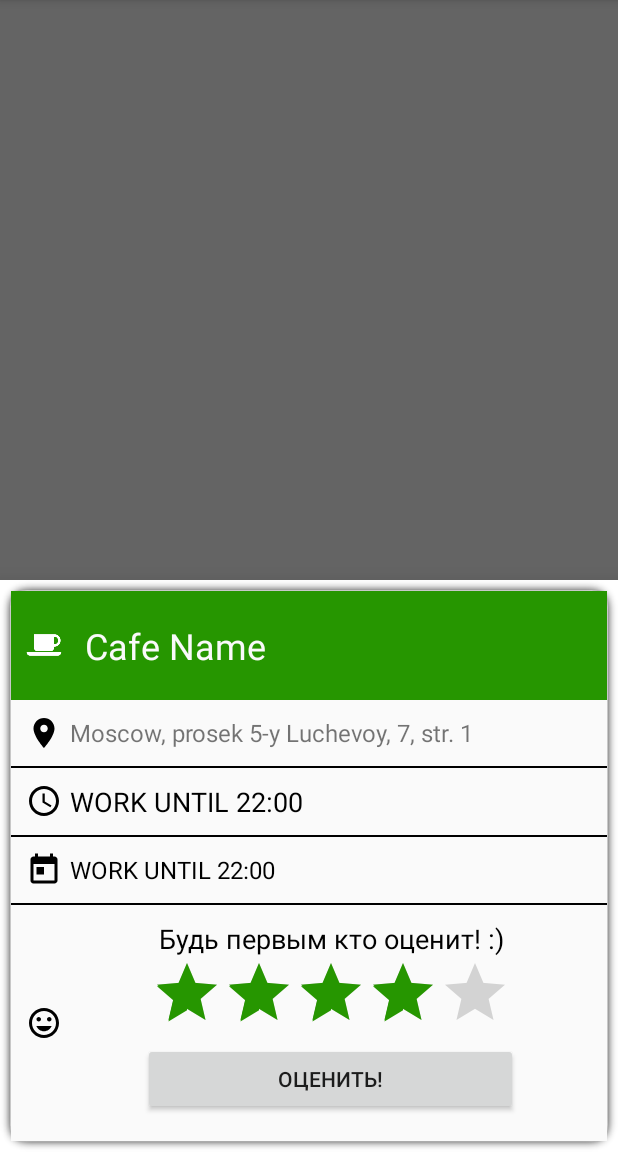
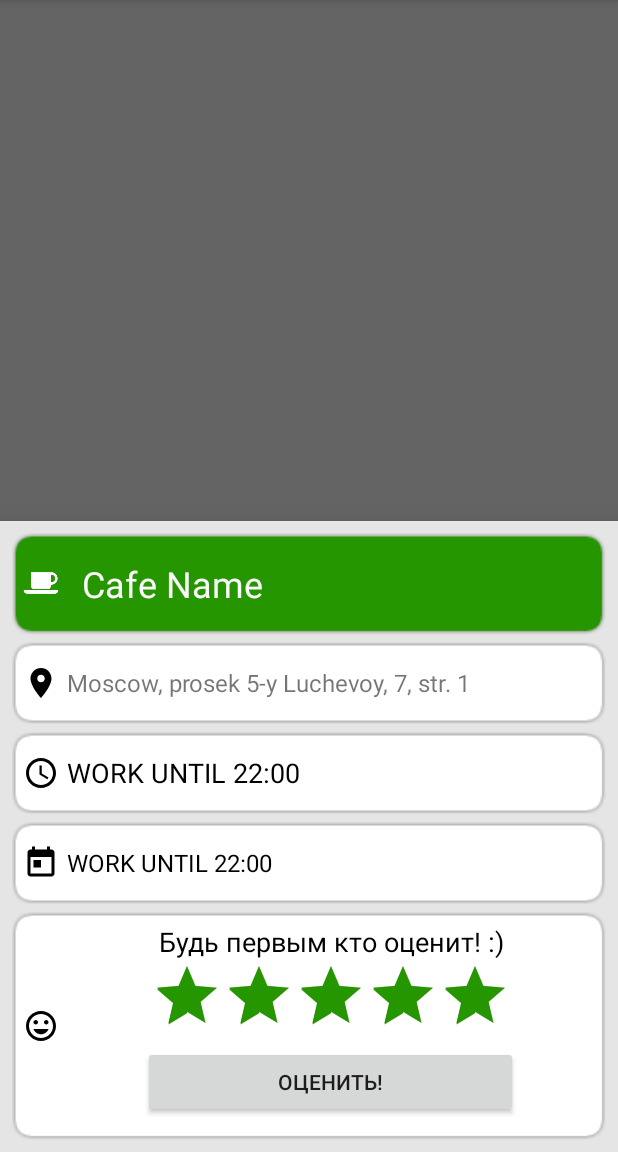
Before and after one commit to Agrassx/CoffeeMap, an Android app: the fragment BottomSheetCafeInfo placed in its activity, on a phone screen of 412 x 824 dp, the part 84-1236 px from its top. Run offline under Robolectric (Android 15) with nearby library versions, the phone set to English and light mode, and no system bars; our stand-ins replace ButterKnife; libraries missing offline, so code that uses them is left out: rx.subscriptions; 7 statements that could not run were skipped.

Commit message:
add cafe info request; change layout cafe info

```diff
--- a/app/src/main/java/com/agrass/coffeemap/model/Model.java
+++ b/app/src/main/java/com/agrass/coffeemap/model/Model.java
@@ -1,5 +1,6 @@
 package com.agrass.coffeemap.model;
 
+import com.agrass.coffeemap.model.api.response.CafeInfoResponse;
 import com.agrass.coffeemap.model.api.response.PointsResponse;
 import com.agrass.coffeemap.model.cafe.Status;
 import com.google.android.gms.maps.model.LatLngBounds;
@@ -12,4 +13,6 @@ public interface Model {
     Observable<PointsResponse> getCafeItemList(LatLngBounds bounds);
 
     Observable<Status> getStatus();
+
+    Observable<CafeInfoResponse> getCafeInfo(String id);
 }
--- a/app/src/main/java/com/agrass/coffeemap/model/ModelIMpl.java
+++ b/app/src/main/java/com/agrass/coffeemap/model/ModelIMpl.java
@@ -2,6 +2,7 @@ package com.agrass.coffeemap.model;
 
 import com.agrass.coffeemap.model.api.ApiInterface;
 import com.agrass.coffeemap.model.api.ApiModule;
+import com.agrass.coffeemap.model.api.response.CafeInfoResponse;
 import com.agrass.coffeemap.model.api.response.PointsResponse;
 import com.agrass.coffeemap.model.cafe.Status;
 import com.google.android.gms.maps.model.LatLngBounds;
@@ -41,6 +42,11 @@ public class ModelImpl implements Model {
         return apiInterface.getVersion().compose(applySchedulers());
     }
 
+    @Override
+    public Observable<CafeInfoResponse> getCafeInfo(String id) {
+        return apiInterface.getCafeInfo(id).compose(applySchedulers());
+    }
+
     @SuppressWarnings("unchecked")
     private <T> Observable.Transformer<T, T> applySchedulers() {
         return (Observable.Transformer<T, T>) schedulersTransformer;
--- a/app/src/main/java/com/agrass/coffeemap/model/api/ApiInterface.java
+++ b/app/src/main/java/com/agrass/coffeemap/model/api/ApiInterface.java
@@ -1,5 +1,6 @@
 package com.agrass.coffeemap.model.api;
 
+import com.agrass.coffeemap.model.api.response.CafeInfoResponse;
 import com.agrass.coffeemap.model.api.response.PointsResponse;
 import com.agrass.coffeemap.model.cafe.Status;
 
@@ -21,5 +22,8 @@ public interface ApiInterface {
     @GET("status")
     Observable<Status> getVersion();
 
+    @GET("cafeinfo")
+    Observable<CafeInfoResponse> getCafeInfo(@Query("id") String id);
+
 
 }
--- a/app/src/main/java/com/agrass/coffeemap/presenter/CafeInfoFragmentPresenter.java
+++ b/app/src/main/java/com/agrass/coffeemap/presenter/CafeInfoFragmentPresenter.java
@@ -1,10 +1,17 @@
 package com.agrass.coffeemap.presenter;
 
-import com.agrass.coffeemap.model.cafe.Cafe;
+import android.util.Log;
+
+import com.agrass.coffeemap.model.api.response.CafeInfoResponse;
 import com.agrass.coffeemap.presenter.base.BasePresenter;
 import com.agrass.coffeemap.view.CafeInfoView;
+import com.google.gson.Gson;
+
+import rx.Subscriber;
+import rx.Subscription;
 
 public class CafeInfoFragmentPresenter extends BasePresenter {
+    private static final String LOG = CafeInfoFragmentPresenter.class.getName();
 
     private CafeInfoView view;
 
@@ -12,8 +19,36 @@ public class CafeInfoFragmentPresenter extends BasePresenter {
         this.view = view;
     }
 
-    public void getCafeInfo(Cafe cafe) {
-//        TODO: get cafeInfo API method
+    public void getCafeInfo(String id) {
+        Subscription subscription = (Subscription) model.getCafeInfo(id).subscribe(
+                new Subscriber<CafeInfoResponse>() {
+                    @Override
+                    public void onCompleted() {
+
+                    }
+
+                    @Override
+                    public void onError(Throwable e) {
+                        Log.e(LOG, e.getMessage());
+                    }
+
+                    @Override
+                    public void onNext(CafeInfoResponse response) {
+                        Log.e(LOG, new Gson().toJson(response));
+                        if (response.isOk() && response.isFound()) {
+                            view.cafeInfoFound(response);
+                            return;
+                        }
+                        view.cafeInfoNotFound();
+                    }
+                }
+        );
+        addSubscription(subscription);
+    }
+
+    public void showRatingDialog() {
+        Log.e(LOG, "Set rating click");
+//      TODO: Create rating dialog
     }
 
 }
--- a/app/src/main/java/com/agrass/coffeemap/view/BottomSheetCafeInfo.java
+++ b/app/src/main/java/com/agrass/coffeemap/view/BottomSheetCafeInfo.java
@@ -5,13 +5,17 @@ import android.support.design.widget.BottomSheetDialogFragment;
 import android.view.LayoutInflater;
 import android.view.View;
 import android.view.ViewGroup;
+import android.widget.Button;
+import android.widget.RatingBar;
 import android.widget.TextView;
 
 import com.agrass.coffeemap.R;
 import com.agrass.coffeemap.R2;
+import com.agrass.coffeemap.model.api.response.CafeInfoResponse;
 import com.agrass.coffeemap.model.cafe.Cafe;
 import com.agrass.coffeemap.model.parsers.OpenHourParser;
 import com.agrass.coffeemap.model.util.MapUtil;
+import com.agrass.coffeemap.presenter.CafeInfoFragmentPresenter;
 import com.agrass.coffeemap.view.map.ClearSelectionView;
 
 import java.io.IOException;
@@ -25,8 +29,13 @@ public class BottomSheetCafeInfo extends BottomSheetDialogFragment implements Ca
     @BindView(R2.id.textViewCafeAddress) TextView textViewCafeAddress;
     @BindView(R2.id.textViewCafeTimeWork) TextView textViewCafeTimeWork;
     @BindView(R2.id.textViewCafeScheduleWork) TextView textViewCafeScheduleWork;
+    @BindView(R2.id.textViewBeFirst) TextView textViewBeFirst;
+    @BindView(R2.id.ratingBarCafe) RatingBar ratingBarCafe;
+    @BindView(R2.id.buttonEstimate) Button buttonEstimate;
+
 
     private ClearSelectionView clearSelectionView;
+    private CafeInfoFragmentPresenter presenter;
     private Cafe cafe;
 
     public static BottomSheetCafeInfo newInstance(Cafe cafe, ClearSelectionView clearSelectionView) {
@@ -49,6 +58,9 @@ public class BottomSheetCafeInfo extends BottomSheetDialogFragment implements Ca
         View view = inflater.inflate(R.layout.bottom_sheet_cafe_info, container, false);
         ButterKnife.setDebug(true);
         ButterKnife.bind(this, view);
+        presenter = new CafeInfoFragmentPresenter(this);
+        buttonEstimate.setOnClickListener(v -> presenter.showRatingDialog());
+
         textViewCafeName.setText(cafe.getName());
         try {
             textViewCafeAddress.setText(MapUtil.getAddress(getActivity(), cafe.getPosition()));
@@ -62,6 +74,7 @@ public class BottomSheetCafeInfo extends BottomSheetDialogFragment implements Ca
                 3
         ));
         textViewCafeScheduleWork.setText(cafe.getOpeningHours());
+        presenter.getCafeInfo(cafe.getId());
         return view;
     }
 
@@ -80,4 +93,16 @@ public class BottomSheetCafeInfo extends BottomSheetDialogFragment implements Ca
     public void showMessage(String message) {
 
     }
+
+    @Override
+    public void cafeInfoFound(CafeInfoResponse cafeInfoResponse) {
+        textViewBeFirst.setVisibility(View.GONE);
+        ratingBarCafe.setRating(cafeInfoResponse.getRating());
+    }
+
+    @Override
+    public void cafeInfoNotFound() {
+        textViewBeFirst.setVisibility(View.VISIBLE);
+        ratingBarCafe.setRating(0);
+    }
 }
--- a/app/src/main/java/com/agrass/coffeemap/view/CafeInfoView.java
+++ b/app/src/main/java/com/agrass/coffeemap/view/CafeInfoView.java
@@ -1,8 +1,9 @@
 package com.agrass.coffeemap.view;
 
+import com.agrass.coffeemap.model.api.response.CafeInfoResponse;
 import com.agrass.coffeemap.view.base.FragmentView;
 
 public interface CafeInfoView extends FragmentView {
-
-
+    void cafeInfoFound(CafeInfoResponse cafeInfoResponse);
+    void cafeInfoNotFound();
 }
--- a/app/src/main/java/com/agrass/coffeemap/view/map/MapFragment.java
+++ b/app/src/main/java/com/agrass/coffeemap/view/map/MapFragment.java
@@ -233,15 +233,15 @@ public class MapFragment extends Fragment implements View.OnClickListener, com.a
     }
 
     private void setCafeInfo(CafeInfo cafeInfo) {
-        if (cafeInfo.isHaveRating()) {
+//        if (cafeInfo.isHaveRating()) {
             bottomSheetView.findViewById(R.id.ll_rating_bar).setVisibility(View.VISIBLE);
             bottomSheetView.findViewById(R.id.ll_rating_text).setVisibility(View.GONE);
             RatingBar ratingBar = (RatingBar) bottomSheetView.findViewById(R.id.ratingCafeBS);
             ratingBar.setRating(cafeInfo.getRating());
-        } else {
+//        } else {
             bottomSheetView.findViewById(R.id.ll_rating_bar).setVisibility(View.GONE);
             bottomSheetView.findViewById(R.id.ll_rating_text).setVisibility(View.VISIBLE);
-        }
+//        }
     }
 
 
--- a/app/src/main/res/layout/bottom_sheet_cafe_info.xml
+++ b/app/src/main/res/layout/bottom_sheet_cafe_info.xml
@@ -2,17 +2,18 @@
 <LinearLayout xmlns:android="http://schemas.android.com/apk/res/android"
     xmlns:app="http://schemas.android.com/apk/res-auto"
     android:orientation="vertical"
-    android:background="@drawable/shadow_225736"
     android:layout_width="match_parent"
     android:layout_height="wrap_content"
     app:behavior_hideable="true"
+    android:background="@color/background"
+    android:padding="5dp"
     app:layout_behavior="@string/bottom_sheet_behavior">
 
     <LinearLayout
         android:layout_width="match_parent"
         android:layout_height="wrap_content"
         android:orientation="horizontal"
-        android:background="@color/accent_material_light"
+        android:background="@drawable/layout_back_ground_green"
         android:padding="10dp">
 
         <ImageView
@@ -48,7 +49,7 @@
                 android:layout_width="match_parent"
                 android:layout_height="wrap_content"
                 android:orientation="horizontal"
-                android:background="@color/white"
+                android:background="@drawable/layout_background_white"
                 android:padding="10dp">
 
                 <ImageView
@@ -67,16 +68,11 @@
                     android:id="@+id/textViewCafeAddress"/>
             </LinearLayout>
 
-            <View
-                android:layout_width="match_parent"
-                android:layout_height="1dp"
-                android:background="@color/black"/>
-
             <LinearLayout
                 android:layout_width="match_parent"
                 android:layout_height="wrap_content"
                 android:orientation="horizontal"
-                android:background="@color/white"
+                android:background="@drawable/layout_background_white"
                 android:padding="10dp">
 
                 <ImageView
@@ -97,16 +93,11 @@
                     android:id="@+id/textViewCafeTimeWork"/>
             </LinearLayout>
 
-            <View
-                android:layout_width="match_parent"
-                android:layout_height="1dp"
-                android:background="@color/black"/>
-
             <LinearLayout
                 android:layout_width="match_parent"
                 android:layout_height="wrap_content"
                 android:orientation="horizontal"
-                android:background="@color/white"
+                android:background="@drawable/layout_background_white"
                 android:padding="10dp">
 
                 <ImageView
@@ -127,15 +118,11 @@
                     android:id="@+id/textViewCafeScheduleWork"/>
             </LinearLayout>
 
-            <View
-                android:layout_width="match_parent"
-                android:layout_height="1dp"
-                android:background="@color/black"/>
 
             <LinearLayout
                 android:layout_width="match_parent"
                 android:layout_height="wrap_content"
-                android:background="@color/white"
+                android:background="@drawable/layout_background_white"
                 android:orientation="horizontal"
                 android:padding="10dp">
 
@@ -153,7 +140,8 @@
                     android:orientation="vertical">
 
                     <TextView
-                        android:text="Будь первым кто оценит! :)"
+                        android:id="@+id/textViewBeFirst"
+                        android:text="@string/be_first"
                         android:textColor="@color/black"
                         android:layout_gravity="center"
                         android:gravity="center"
@@ -167,10 +155,12 @@
                         android:layout_height="wrap_content"
                         android:id="@+id/ratingBarCafe"
                         android:numStars="5"
-                        android:rating="4"
+                        android:max="5"
+                        android:rating="5"
                         android:isIndicator="true"/>
 
                     <Button
+                        android:id="@+id/buttonEstimate"
                         android:layout_width="250dp"
                         android:layout_gravity="center"
                         android:layout_height="wrap_content"
--- a/app/src/main/res/values/strings.xml
+++ b/app/src/main/res/values/strings.xml
@@ -105,5 +105,6 @@
     <string name="for_add_cafe_need_sign_in">Для того, что бы ты мог добавить новое место, авторизуйся в несколько кликов!</string>
     <string name="hi_friend">Привет, друг!</string>
     <string name="cat">cat</string>
+    <string name="be_first">Будь первым кто оценит! :)</string>
 
 </resources>
```
Also changed, not shown: app/src/main/java/com/agrass/coffeemap/model/api/response/CafeInfoResponse.java (added, +32 -0 lines), app/src/main/java/com/agrass/coffeemap/model/cafe/CafeInfo.java (+3 -25 lines), app/src/main/java/com/agrass/coffeemap/model/cafe/User.java (added, +25 -0 lines), app/src/main/java/com/agrass/coffeemap/view/map/MapFragment2.java (+1 -6 lines), app/src/main/res/drawable/layout_back_ground_green.9.png (added), app/src/main/res/drawable/layout_backgound_green.9.png (added), app/src/main/res/drawable/layout_background_white.9.png (added).
